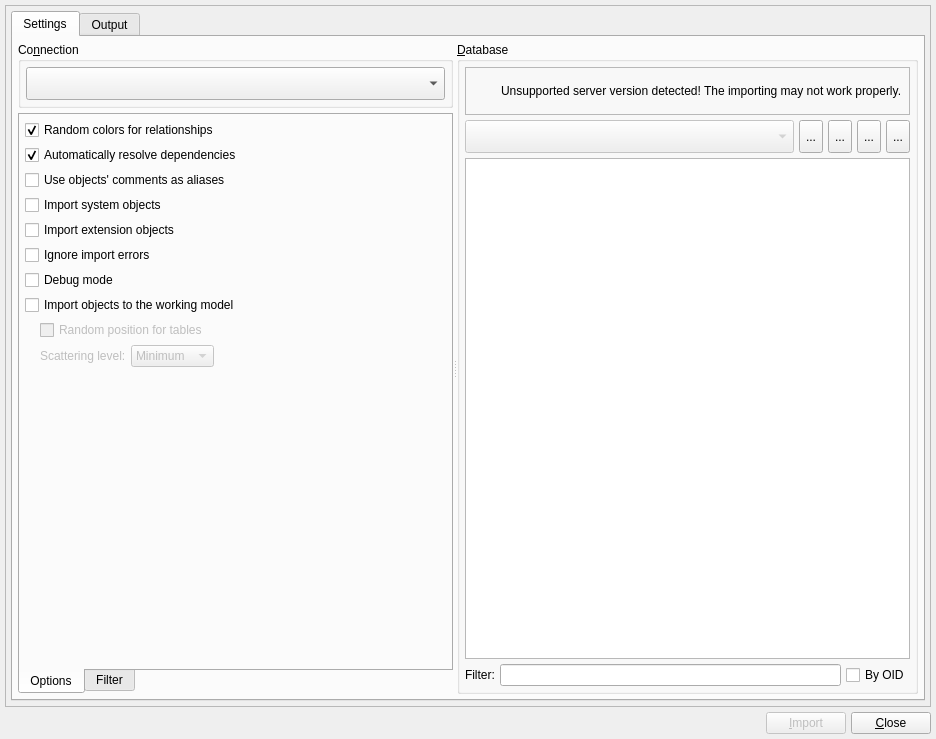
First picture: the form in libs/libgui/ui/tools/databaseimportform.ui, repository pgmodeler/pgmodeler, before the edit.
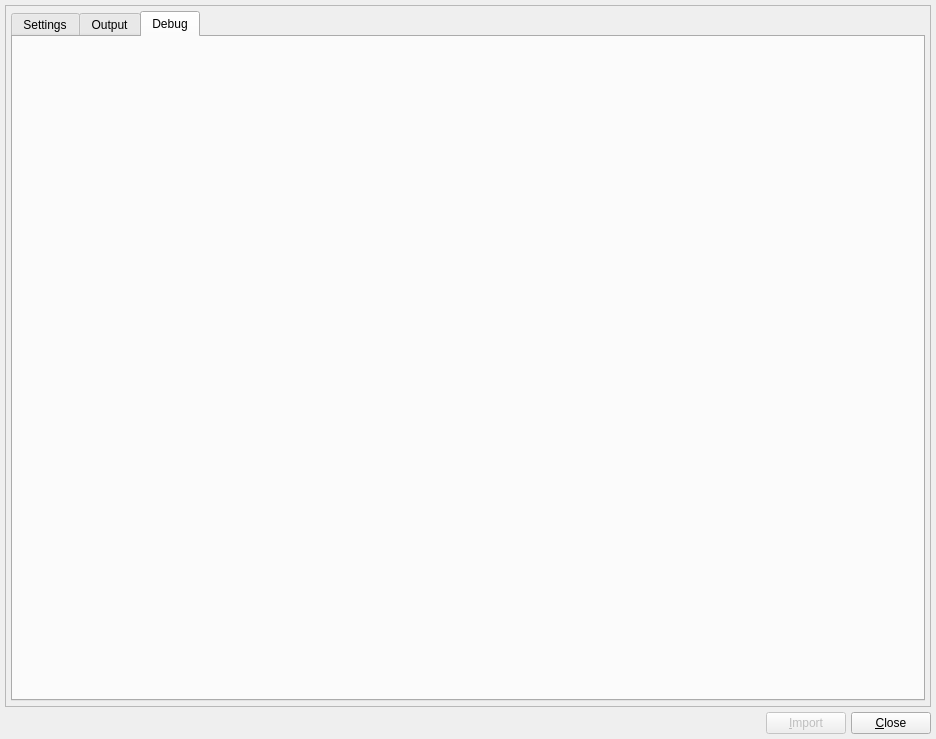
Second picture: the form after the edit. The open tabs and pages were chosen to show the change. Icons and pictures are not drawn.

Commit message:
Created a custom message handler in Application that redirects messages from qDebug/qInfo/qWarning
Created the fucntion GuiUtilsNs::configureTextEditFont

Added an debug tab in DatabaseImportForm that display all debug messages
during reverse engineering

The edit to the form file:
```diff
--- a/libs/libgui/ui/tools/databaseimportform.ui
+++ b/libs/libgui/ui/tools/databaseimportform.ui
@@ -1263,6 +1263,31 @@
           </item>
          </layout>
         </widget>
+        <widget class="QWidget" name="tab_2">
+         <attribute name="icon">
+          <iconset resource="../../res/resources.qrc">
+           <normaloff>:/icons/icons/bugreport.png</normaloff>:/icons/icons/bugreport.png</iconset>
+         </attribute>
+         <attribute name="title">
+          <string>Debug</string>
+         </attribute>
+         <widget class="QWidget" name="search_wgt_parent" native="true">
+          <property name="geometry">
+           <rect>
+            <x>5</x>
+            <y>596</y>
+            <width>900</width>
+            <height>16</height>
+           </rect>
+          </property>
+          <property name="minimumSize">
+           <size>
+            <width>0</width>
+            <height>0</height>
+           </size>
+          </property>
+         </widget>
+        </widget>
        </widget>
       </item>
      </layout>
```
Left out of the diff: 7 changed lines with no effect on the pictures. The commit also changes 26 other files.
